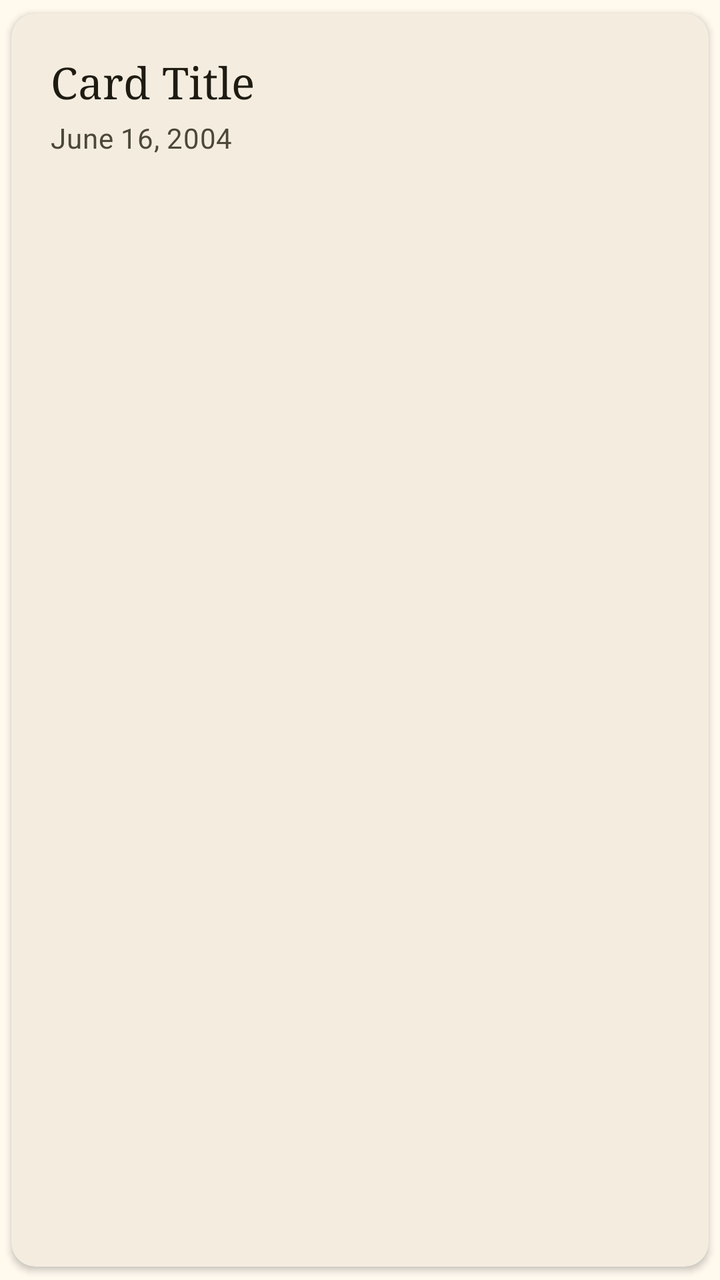
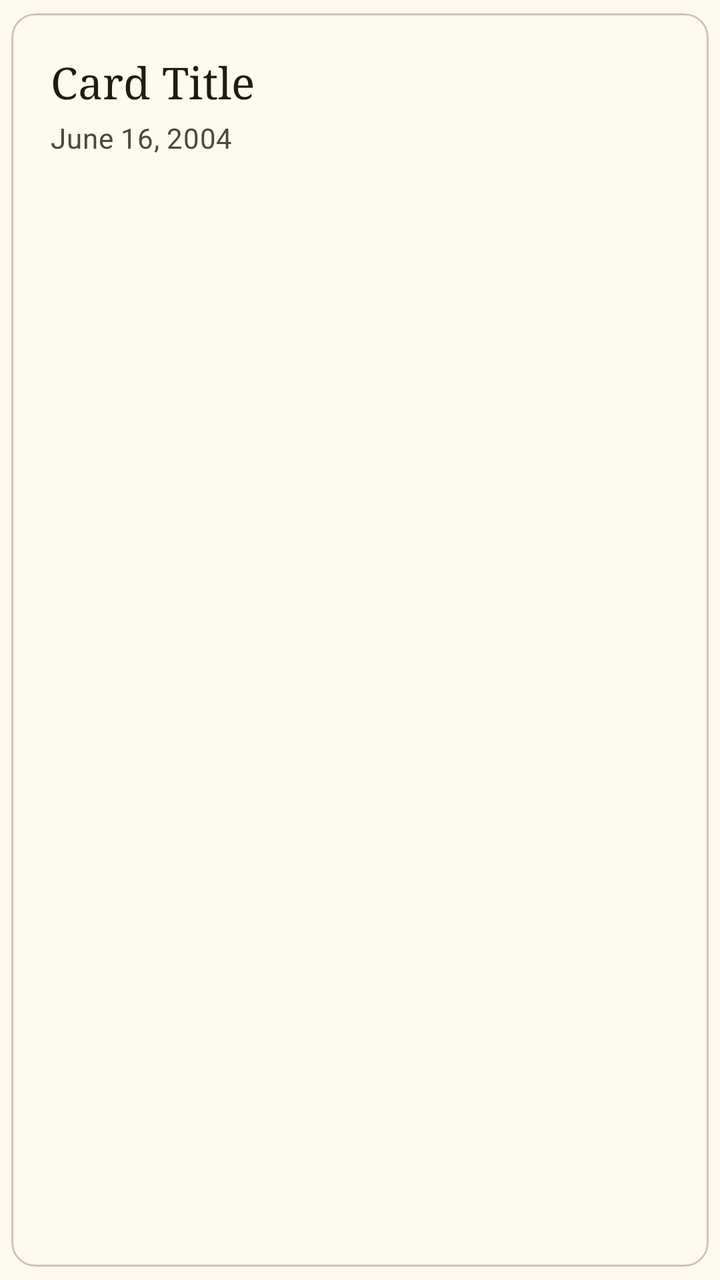

The first picture is an Android layout as it rendered before a commit; the second is the same layout after the commit. The layout source and the unified diff follow.
<!-- AndroidManifest.xml: application theme Theme.Faithfully -->
<!-- res/layout/item_card.xml -->
<?xml version="1.0" encoding="utf-8"?>
<com.google.android.material.card.MaterialCardView
    xmlns:android="http://schemas.android.com/apk/res/android"
    xmlns:app="http://schemas.android.com/apk/res-auto"
    android:clickable="true"
    android:focusable="true"
    app:cardUseCompatPadding="true"
    app:cardBackgroundColor="?attr/colorSurfaceContainer"
    app:cardElevation="2dp"
    style="@style/Widget.Material3.CardView.Elevated"
    android:layout_width="match_parent"
    android:layout_height="wrap_content">

    <LinearLayout
        android:layout_width="match_parent"
        android:layout_height="wrap_content"
        android:orientation="vertical"
        android:padding="20dp">

        <com.google.android.material.textview.MaterialTextView
            android:id="@+id/tv_title"
            android:layout_width="match_parent"
            android:layout_height="wrap_content"
            android:text="Card Title"
            android:textColor="?attr/colorOnSurface"
            android:textAppearance="?attr/textAppearanceTitleLarge"
            android:fontFamily="serif" />

        <com.google.android.material.textview.MaterialTextView
            android:id="@+id/tv_date"
            android:layout_width="match_parent"
            android:layout_height="wrap_content"
            android:layout_marginTop="4dp"
            android:textAppearance="?attr/textAppearanceBodyMedium"
            android:textColor="?attr/colorOnSurfaceVariant"
            android:text="June 16, 2004"/>

        <com.google.android.material.chip.Chip
            android:id="@+id/chip_chapter"
            android:text="Card Chapter"
            android:layout_width="wrap_content"
            android:layout_height="wrap_content"
            android:layout_marginTop="10dp"
            android:visibility="gone"/>

        <com.google.android.material.textview.MaterialTextView
            android:id="@+id/tv_message"
            android:layout_width="match_parent"
            android:layout_height="wrap_content"
            android:layout_marginTop="12dp"
            android:lineSpacingMultiplier="1.6"
            android:maxLines="5"
            android:text="Card Message"
            android:textAppearance="?attr/textAppearanceBodyLarge"
            android:textColor="?attr/colorOnSurfaceVariant"
            android:visibility="gone" />

        <LinearLayout
            android:id="@+id/layout_actions"
            android:layout_width="match_parent"
            android:layout_height="wrap_content"
            android:layout_marginTop="16dp"
            android:orientation="horizontal"
            android:visibility="gone">

            <com.google.android.material.button.MaterialButton
                android:id="@+id/btn_change_chapter"
                android:layout_width="wrap_content"
                android:layout_height="wrap_content"
                android:text="Chapter"/>

            <com.google.android.material.button.MaterialButton
                android:id="@+id/btn_edit"
                android:layout_marginHorizontal="8dp"
                android:layout_width="wrap_content"
                android:layout_height="wrap_content"
                android:text="Edit"/>

            <com.google.android.material.button.MaterialButton
                android:id="@+id/btn_delete"
                style="@style/Widget.Material3.Button.OutlinedButton"
                android:textColor="?attr/colorError"
                android:layout_width="wrap_content"
                android:layout_height="wrap_content"
                android:text="Delete"/>
        </LinearLayout>
    </LinearLayout>
</com.google.android.material.card.MaterialCardView>
<!-- resources referenced by this layout -->
<resources>
  <color name="md_theme_primary">#6D5E0F</color>
  <color name="md_theme_onPrimary">#FFFFFF</color>
  <color name="md_theme_primaryContainer">#F8E287</color>
  <color name="md_theme_onPrimaryContainer">#534600</color>
  <color name="md_theme_secondary">#665E40</color>
  <color name="md_theme_onSecondary">#FFFFFF</color>
  <color name="md_theme_secondaryContainer">#EEE2BC</color>
  <color name="md_theme_onSecondaryContainer">#4E472A</color>
  <color name="md_theme_tertiary">#43664E</color>
  <color name="md_theme_onTertiary">#FFFFFF</color>
  <color name="md_theme_tertiaryContainer">#C5ECCE</color>
  <color name="md_theme_onTertiaryContainer">#2C4E38</color>
  <color name="md_theme_error">#BA1A1A</color>
  <color name="md_theme_onError">#FFFFFF</color>
  <color name="md_theme_errorContainer">#FFDAD6</color>
  <color name="md_theme_onErrorContainer">#93000A</color>
  <color name="md_theme_background">#FFF9EE</color>
  <color name="md_theme_onBackground">#1E1B13</color>
  <color name="md_theme_surface">#FFF9EE</color>
  <color name="md_theme_onSurface">#1E1B13</color>
  <color name="md_theme_surfaceVariant">#EAE2D0</color>
  <color name="md_theme_onSurfaceVariant">#4B4739</color>
  <color name="md_theme_outline">#7C7767</color>
  <color name="md_theme_outlineVariant">#CDC6B4</color>
  <color name="md_theme_inverseSurface">#333027</color>
  <color name="md_theme_inverseOnSurface">#F7F0E2</color>
  <color name="md_theme_inversePrimary">#DBC66E</color>
  <color name="md_theme_primaryFixed">#F8E287</color>
  <color name="md_theme_onPrimaryFixed">#221B00</color>
  <color name="md_theme_primaryFixedDim">#DBC66E</color>
  <color name="md_theme_onPrimaryFixedVariant">#534600</color>
  <color name="md_theme_secondaryFixed">#EEE2BC</color>
  <color name="md_theme_onSecondaryFixed">#211B04</color>
  <color name="md_theme_secondaryFixedDim">#D1C6A1</color>
  <color name="md_theme_onSecondaryFixedVariant">#4E472A</color>
  <color name="md_theme_tertiaryFixed">#C5ECCE</color>
  <color name="md_theme_onTertiaryFixed">#00210F</color>
  <color name="md_theme_tertiaryFixedDim">#A9D0B3</color>
  <color name="md_theme_onTertiaryFixedVariant">#2C4E38</color>
  <color name="md_theme_surfaceDim">#E0D9CC</color>
  <color name="md_theme_surfaceBright">#FFF9EE</color>
  <color name="md_theme_surfaceContainerLowest">#FFFFFF</color>
  <color name="md_theme_surfaceContainerLow">#FAF3E5</color>
  <color name="md_theme_surfaceContainer">#F4EDDF</color>
  <color name="md_theme_surfaceContainerHigh">#EEE8DA</color>
  <color name="md_theme_surfaceContainerHighest">#E8E2D4</color>
  <!-- unchanged entries left out for length: 1 -->
</resources>

<!-- the commit's change to res/layout/item_card.xml (unified diff, before → after) -->
@@ -5,9 +5,10 @@
     android:clickable="true"
     android:focusable="true"
     app:cardUseCompatPadding="true"
-    app:cardBackgroundColor="?attr/colorSurfaceContainer"
-    app:cardElevation="2dp"
-    style="@style/Widget.Material3.CardView.Elevated"
+    app:cardBackgroundColor="?attr/colorSurface"
+    android:layout_marginStart="16dp"
+    android:layout_marginEnd="16dp"
+    style="@style/Widget.Material3.CardView.Outlined"
     android:layout_width="match_parent"
     android:layout_height="wrap_content">
 
